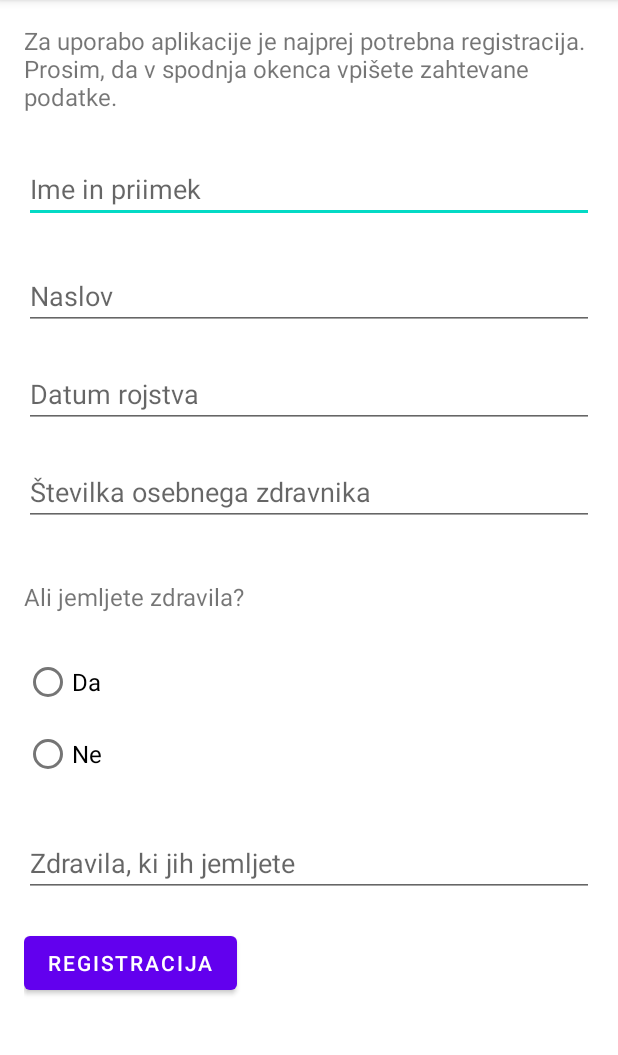
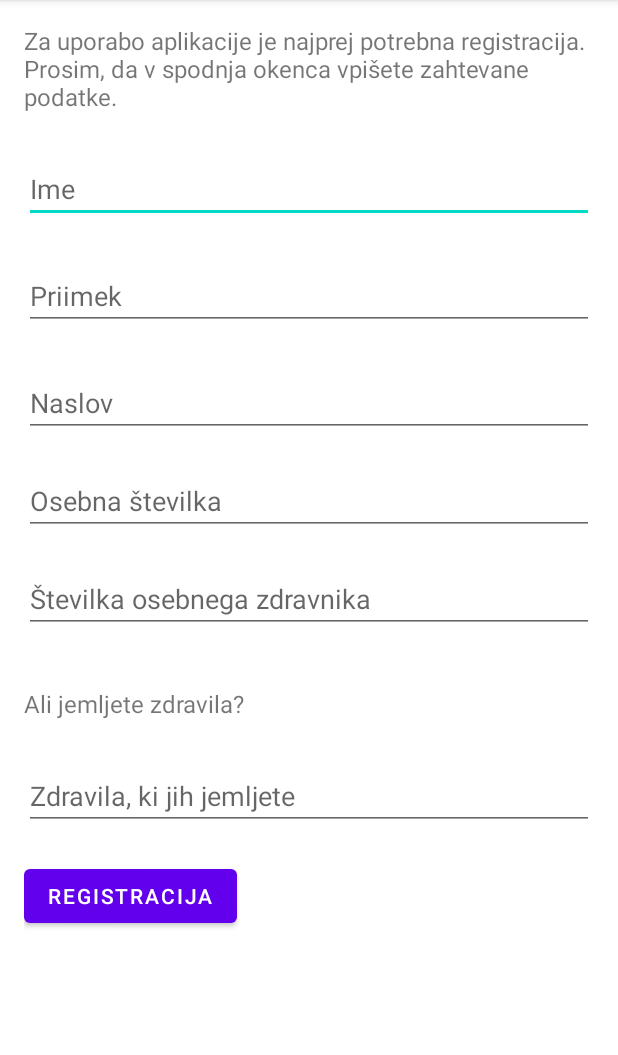
Before and after one commit to bmonika96/epiblog, an Android app: the screen it shows after launch (Registracija), on a phone screen of 412 x 824 dp, the part 84-1139 px from its top. Run offline under Robolectric (Android 15) with nearby library versions, the phone set to English and light mode, and no system bars.

Commit message:
registracija popravljena

```diff
--- a/app/src/main/java/si/uni_lj/fe/modulg/epiblog/Registracija.java
+++ b/app/src/main/java/si/uni_lj/fe/modulg/epiblog/Registracija.java
@@ -23,11 +23,11 @@ public class Registracija extends AppCompatActivity {
     //stevilka osbnega zdravnika
     //ali jemljete zdravila? ->vpišite zdravil
     private Shramba shramba;
-    private EditText imePriimek;
+    private EditText ime;
+    private EditText priimek;
     private EditText naslov;
-    private EditText datumRojstva;
-    private EditText osebniZdravnik;
-    private RadioButton daZdravila;
+    private EditText osebnaStevilka;
+    private EditText stevilkaZdravnika;
     private EditText zdravila;
 
 
@@ -36,15 +36,15 @@ public class Registracija extends AppCompatActivity {
         super.onCreate(savedInstanceState);
         setContentView(R.layout.activity_registracija);
         shramba = new Shramba(this);
-        imePriimek=(EditText) findViewById(R.id.imePriimek);
+        ime=(EditText) findViewById(R.id.ime);
+        priimek=(EditText) findViewById(R.id.priimek);
         naslov=(EditText) findViewById(R.id.naslov);
-        datumRojstva=(EditText) findViewById(R.id.datumRojstva);
-        osebniZdravnik=(EditText) findViewById(R.id.osebniZdravnik);
-        daZdravila= (RadioButton) findViewById(R.id.daZdravila);
+        osebnaStevilka=(EditText) findViewById(R.id.osebnaStevilka);
+        stevilkaZdravnika=(EditText) findViewById(R.id.stevilkaZdravnika);
         zdravila=(EditText) findViewById(R.id.zdravila);
     }
     public void nov_uporabnik_shrani(View view){
-        shramba.ustvariUporabnika(imePriimek.getText().toString(),naslov.getText().toString(),datumRojstva.getText().toString(),osebniZdravnik.getText().toString(),daZdravila.getText().toString(), zdravila.getText().toString());
+        shramba.ustvariUporabnika(ime.getText().toString(),priimek.getText().toString(),naslov.getText().toString(), osebnaStevilka.getText().toString(), stevilkaZdravnika.getText().toString(), zdravila.getText().toString());
         Intent i = new Intent(this, MainActivity.class);
         startActivity(i);
         finish();
--- a/app/src/main/res/layout/activity_registracija.xml
+++ b/app/src/main/res/layout/activity_registracija.xml
@@ -1,5 +1,7 @@
 <?xml version="1.0" encoding="utf-8"?>
-
+<ScrollView xmlns:android="http://schemas.android.com/apk/res/android"
+    android:layout_width="match_parent"
+    android:layout_height="match_parent" >
 <LinearLayout
     xmlns:android="http://schemas.android.com/apk/res/android"
     android:layout_width="match_parent"
@@ -22,9 +24,19 @@
         android:layout_marginTop="20dp"
         android:layout_width="match_parent"
         android:layout_height="wrap_content"
-        android:name="imePriimek"
-        android:id="@+id/imePriimek"
-        android:hint="Ime in priimek"
+        android:name="ime"
+        android:id="@+id/ime"
+        android:hint="Ime"
+        android:paddingTop="16dp"
+
+        />
+    <EditText
+        android:layout_marginTop="20dp"
+        android:layout_width="match_parent"
+        android:layout_height="wrap_content"
+        android:name="priimek"
+        android:id="@+id/priimek"
+        android:hint="Priimek"
         android:paddingTop="16dp"
 
         />
@@ -42,17 +54,16 @@
         android:layout_marginTop="20dp"
         android:layout_width="match_parent"
         android:layout_height="wrap_content"
-        android:name="datumRojstva"
-        android:id="@+id/datumRojstva"
-        android:hint="Datum rojstva"
-
+        android:name="osebnaStevilka"
+        android:id="@+id/osebnaStevilka"
+        android:hint="Osebna številka"
         />
     <EditText
         android:layout_marginTop="20dp"
         android:layout_width="match_parent"
         android:layout_height="wrap_content"
-        android:name="osebniZdravnik"
-        android:id="@+id/osebniZdravnik"
+        android:name="stevilkaZdravnika"
+        android:id="@+id/stevilkaZdravnika"
         android:hint="Številka osebnega zdravnika"
 
         />
@@ -66,24 +77,7 @@
         android:textSize="16sp"
         android:text="@string/jemljeZdravila"
         />
-    <RadioGroup
-        android:layout_marginTop="20dp"
-        android:layout_width="match_parent"
-        android:layout_height="wrap_content">
-        <RadioButton
-            android:layout_width="wrap_content"
-            android:layout_height="wrap_content"
-            android:text="@string/da"
-            android:textSize="16sp"
-            android:id="@+id/daZdravila" />
-        <RadioButton
-            android:layout_width="wrap_content"
-            android:layout_height="wrap_content"
-            android:text="@string/ne"
-            android:textSize="16sp"
-            android:id="@+id/neZdravila" />
 
-    </RadioGroup>
     <EditText
         android:id="@+id/zdravila"
         android:layout_width="fill_parent"
@@ -102,3 +96,5 @@
         android:text="@string/registracija"
         android:onClick="nov_uporabnik_shrani"/>
 </LinearLayout>
+
+</ScrollView>
```
